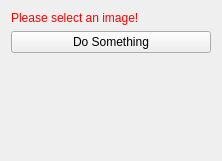
Qt form Plugins/org.mitk.gui.qt.lasercontrol/src/internal/QmitkLaserControlControls.ui (MITK/MITK) before a commit.
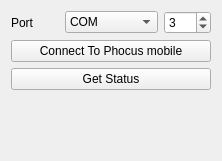
The same form after that commit.

Commit message: Started on preliminary Laser Control implementation. Also set an icon.

```diff
--- a/Plugins/org.mitk.gui.qt.lasercontrol/src/internal/QmitkLaserControlControls.ui
+++ b/Plugins/org.mitk.gui.qt.lasercontrol/src/internal/QmitkLaserControlControls.ui
@@ -21,14 +21,44 @@
   </property>
   <layout class="QVBoxLayout" name="verticalLayout">
    <item>
-    <widget class="QLabel" name="labelWarning">
-     <property name="styleSheet">
-      <string notr="true">QLabel { color: rgb(255, 0, 0) }</string>
-     </property>
-     <property name="text">
-      <string>Please select an image!</string>
-     </property>
-    </widget>
+    <layout class="QHBoxLayout" name="horizontalLayout">
+     <item>
+      <widget class="QLabel" name="label">
+       <property name="text">
+        <string>Port</string>
+       </property>
+      </widget>
+     </item>
+     <item>
+      <widget class="QComboBox" name="comboBoxPortType">
+       <item>
+        <property name="text">
+         <string>COM</string>
+        </property>
+       </item>
+       <item>
+        <property name="text">
+         <string>/dev/ttyUSB</string>
+        </property>
+       </item>
+       <item>
+        <property name="text">
+         <string>/dev/ttyS</string>
+        </property>
+       </item>
+      </widget>
+     </item>
+     <item>
+      <widget class="QSpinBox" name="spinBoxPort">
+       <property name="maximum">
+        <number>20</number>
+       </property>
+       <property name="value">
+        <number>3</number>
+       </property>
+      </widget>
+     </item>
+    </layout>
    </item>
    <item>
     <widget class="QPushButton" name="buttonPerformImageProcessing">
@@ -36,7 +66,14 @@
       <string>Do image processing</string>
      </property>
      <property name="text">
-      <string>Do Something</string>
+      <string>Connect To Phocus mobile</string>
+     </property>
+    </widget>
+   </item>
+   <item>
+    <widget class="QPushButton" name="buttonStatus">
+     <property name="text">
+      <string>Get Status</string>
      </property>
     </widget>
    </item>
```
Left out of the diff: 2 changed lines with no effect on the pictures. The commit also changes 7 other files.
